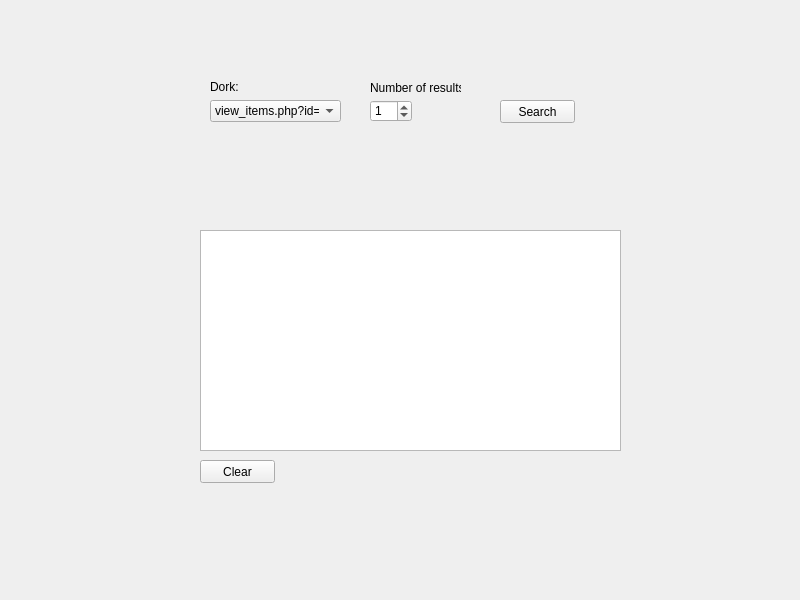
The window that main.ui (Smmmartin/SQLI-Searcher) describes before a commit, drawn with Qt 5.
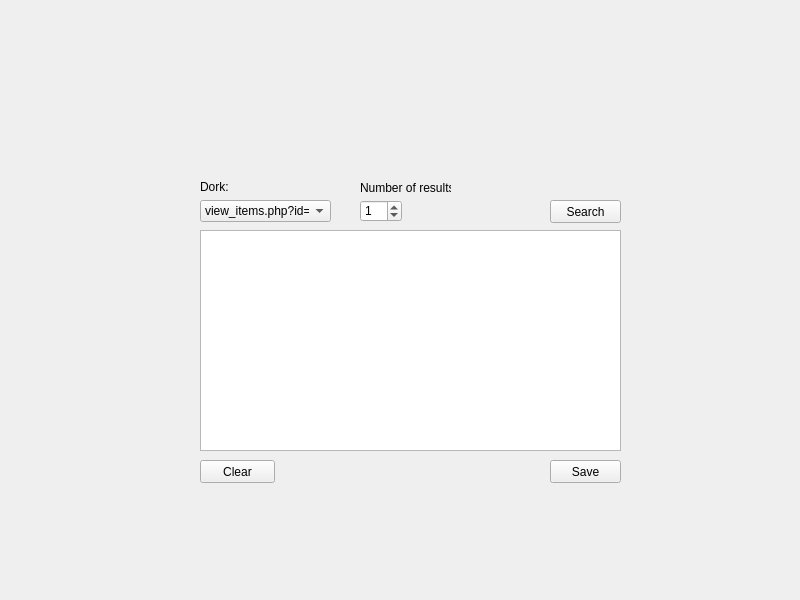
The same window after the commit.

Patch:
```diff
--- a/main.ui
+++ b/main.ui
@@ -17,8 +17,8 @@
    <widget class="QComboBox" name="DorksList">
     <property name="geometry">
      <rect>
-      <x>210</x>
-      <y>100</y>
+      <x>200</x>
+      <y>200</y>
       <width>131</width>
       <height>22</height>
      </rect>
@@ -3017,8 +3017,8 @@
    <widget class="QLabel" name="DorkLabel">
     <property name="geometry">
      <rect>
-      <x>210</x>
-      <y>80</y>
+      <x>200</x>
+      <y>180</y>
       <width>47</width>
       <height>13</height>
      </rect>
@@ -3030,8 +3030,8 @@
    <widget class="QLabel" name="label">
     <property name="geometry">
      <rect>
-      <x>370</x>
-      <y>80</y>
+      <x>360</x>
+      <y>180</y>
       <width>91</width>
       <height>16</height>
      </rect>
@@ -3043,8 +3043,8 @@
    <widget class="QSpinBox" name="results">
     <property name="geometry">
      <rect>
-      <x>370</x>
-      <y>100</y>
+      <x>360</x>
+      <y>200</y>
       <width>42</width>
       <height>22</height>
      </rect>
@@ -3062,9 +3062,9 @@
     </property>
     <property name="geometry">
      <rect>
-      <x>500</x>
-      <y>100</y>
-      <width>75</width>
+      <x>550</x>
+      <y>200</y>
+      <width>71</width>
       <height>23</height>
      </rect>
     </property>
@@ -3104,6 +3104,22 @@
      <string>Clear</string>
     </property>
    </widget>
+   <widget class="QPushButton" name="saveButton">
+    <property name="enabled">
+     <bool>true</bool>
+    </property>
+    <property name="geometry">
+     <rect>
+      <x>550</x>
+      <y>460</y>
+      <width>71</width>
+      <height>23</height>
+     </rect>
+    </property>
+    <property name="text">
+     <string>Save</string>
+    </property>
+   </widget>
   </widget>
  </widget>
  <resources/>
```
